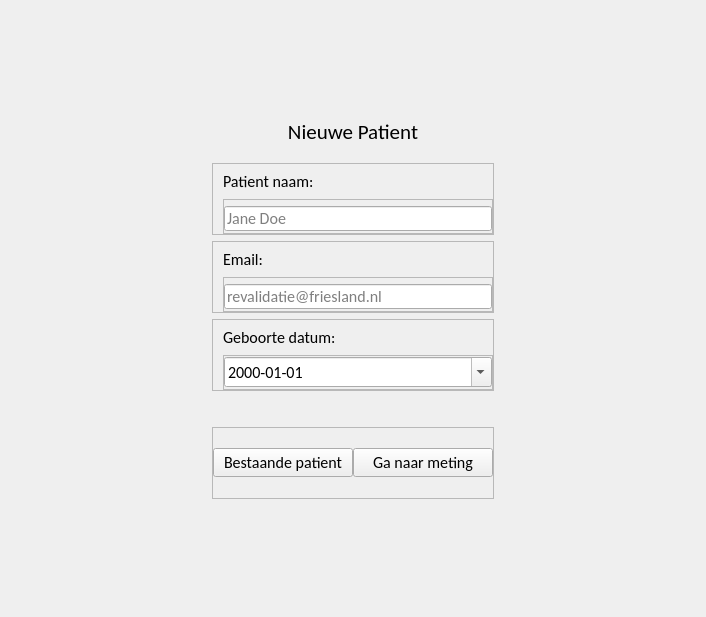
Baeshee/IPMEDTH-Frontend, file layout/newPatient.ui: the form before one commit.
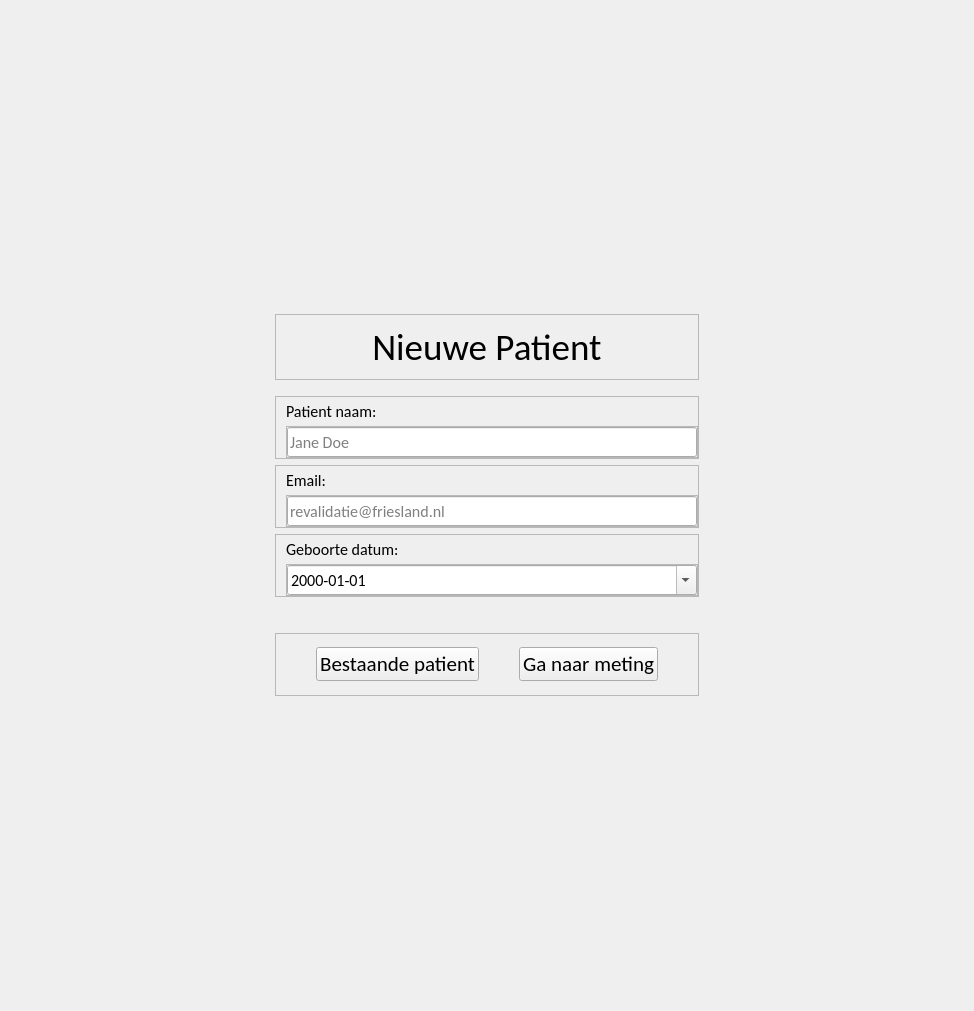
The form after the commit. Icons and pictures are not drawn.

```diff
--- a/layout/newPatient.ui
+++ b/layout/newPatient.ui
@@ -6,8 +6,8 @@
    <rect>
     <x>0</x>
     <y>0</y>
-    <width>706</width>
-    <height>617</height>
+    <width>974</width>
+    <height>1011</height>
    </rect>
   </property>
   <property name="windowTitle">
@@ -39,17 +39,32 @@
         </property>
         <layout class="QVBoxLayout" name="verticalLayout">
          <item>
+          <widget class="QFrame" name="frame">
+           <property name="frameShape">
+            <enum>QFrame::StyledPanel</enum>
+           </property>
+           <property name="frameShadow">
+            <enum>QFrame::Raised</enum>
+           </property>
+           <layout class="QHBoxLayout" name="horizontalLayout_4">
+            <item>
           <widget class="QLabel" name="header">
+              <property name="sizePolicy">
+               <sizepolicy hsizetype="Fixed" vsizetype="Fixed">
+                <horstretch>0</horstretch>
+                <verstretch>0</verstretch>
+               </sizepolicy>
+              </property>
            <property name="maximumSize">
             <size>
              <width>16777215</width>
-             <height>30</height>
+                <height>16777215</height>
             </size>
            </property>
            <property name="font">
             <font>
              <family>Calibri</family>
-             <pointsize>16</pointsize>
+                <pointsize>28</pointsize>
             </font>
            </property>
            <property name="layoutDirection">
@@ -69,6 +84,9 @@
            </property>
           </widget>
          </item>
+           </layout>
+          </widget>
+         </item>
          <item>
           <spacer name="verticalSpacer_5">
            <property name="orientation">
@@ -153,13 +171,13 @@
                  <property name="minimumSize">
                   <size>
                    <width>0</width>
-                   <height>25</height>
+                   <height>30</height>
                   </size>
                  </property>
                  <property name="maximumSize">
                   <size>
                    <width>16777215</width>
-                   <height>20</height>
+                   <height>16777215</height>
                   </size>
                  </property>
                  <property name="font">
@@ -245,13 +263,13 @@
                  <property name="minimumSize">
                   <size>
                    <width>0</width>
-                   <height>25</height>
+                   <height>30</height>
                   </size>
                  </property>
                  <property name="maximumSize">
                   <size>
                    <width>16777215</width>
-                   <height>20</height>
+                   <height>16777215</height>
                   </size>
                  </property>
                  <property name="font">
@@ -343,7 +361,13 @@
                  <property name="minimumSize">
                   <size>
                    <width>0</width>
-                   <height>25</height>
+                   <height>30</height>
+                  </size>
+                 </property>
+                 <property name="maximumSize">
+                  <size>
+                   <width>16777215</width>
+                   <height>16777215</height>
                   </size>
                  </property>
                  <property name="displayFormat">
@@ -400,12 +424,25 @@
             <property name="bottomMargin">
              <number>0</number>
             </property>
+            <item>
+             <spacer name="horizontalSpacer_2">
+              <property name="orientation">
+               <enum>Qt::Horizontal</enum>
+              </property>
+              <property name="sizeHint" stdset="0">
+               <size>
+                <width>40</width>
+                <height>20</height>
+               </size>
+              </property>
+             </spacer>
+            </item>
             <item>
              <widget class="QPushButton" name="switchBtn">
               <property name="font">
                <font>
                 <family>Calibri</family>
-                <pointsize>12</pointsize>
+                <pointsize>16</pointsize>
                </font>
               </property>
               <property name="text">
@@ -413,6 +450,19 @@
               </property>
              </widget>
             </item>
+            <item>
+             <spacer name="horizontalSpacer">
+              <property name="orientation">
+               <enum>Qt::Horizontal</enum>
+              </property>
+              <property name="sizeHint" stdset="0">
+               <size>
+                <width>40</width>
+                <height>20</height>
+               </size>
+              </property>
+             </spacer>
+            </item>
             <item>
              <widget class="QPushButton" name="continueBtn">
               <property name="sizePolicy">
@@ -436,7 +486,7 @@
               <property name="font">
                <font>
                 <family>Calibri</family>
-                <pointsize>12</pointsize>
+                <pointsize>16</pointsize>
                </font>
               </property>
               <property name="text">
@@ -448,6 +498,19 @@
               </property>
              </widget>
             </item>
+            <item>
+             <spacer name="horizontalSpacer_3">
+              <property name="orientation">
+               <enum>Qt::Horizontal</enum>
+              </property>
+              <property name="sizeHint" stdset="0">
+               <size>
+                <width>40</width>
+                <height>20</height>
+               </size>
+              </property>
+             </spacer>
+            </item>
            </layout>
           </widget>
          </item>
```
Lines whose indentation alone changed are shown as unchanged.
